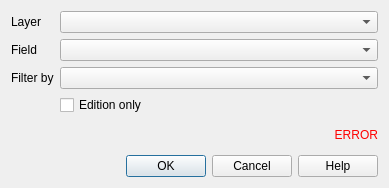
Qt form lizmap/resources/ui/ui_form_filter_by_login.ui (3liz/lizmap-plugin) before a commit.
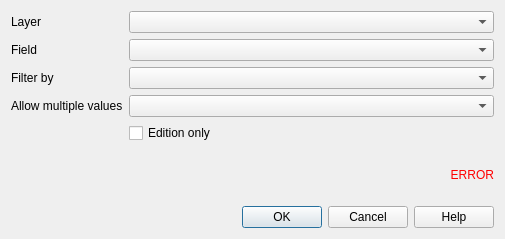
The same form after that commit. Custom widgets are drawn as their Qt base class.

Commit message: New option to allow multiple ACL values withing the same field

The edit to the form file:
```diff
--- a/lizmap/resources/ui/ui_form_filter_by_login.ui
+++ b/lizmap/resources/ui/ui_form_filter_by_login.ui
@@ -6,8 +6,8 @@
    <rect>
     <x>0</x>
     <y>0</y>
-    <width>389</width>
-    <height>188</height>
+    <width>505</width>
+    <height>239</height>
    </rect>
   </property>
   <property name="windowTitle">
@@ -49,13 +49,23 @@
      <item row="2" column="1">
       <widget class="QComboBox" name="filter_by"/>
      </item>
-     <item row="3" column="1">
+     <item row="4" column="1">
       <widget class="QCheckBox" name="edition_only">
        <property name="text">
         <string>Edition only</string>
        </property>
       </widget>
      </item>
+     <item row="3" column="1">
+      <widget class="QComboBox" name="allow_multiple"/>
+     </item>
+     <item row="3" column="0">
+      <widget class="QLabel" name="label_allow_multiple">
+       <property name="text">
+        <string>Allow multiple values</string>
+       </property>
+      </widget>
+     </item>
     </layout>
    </item>
    <item>
```
The commit also changes 3 other files.
